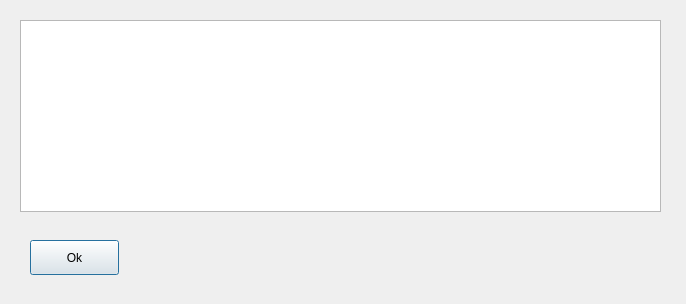
The window that GUI/GUIWorkersList.ui (x64joxer/Checkers) describes before a commit, drawn with Qt 5.
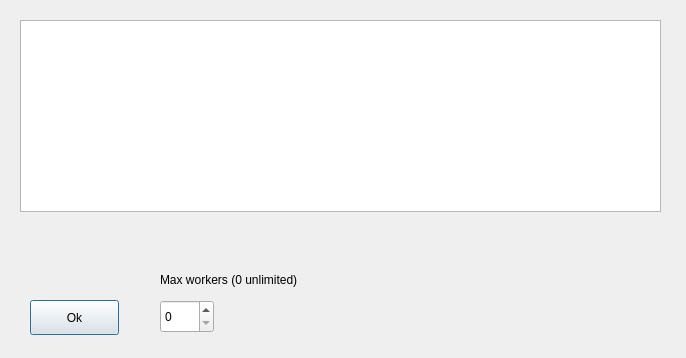
The same window after the commit.

Diff of the .ui file:
```diff
--- a/GUI/GUIWorkersList.ui
+++ b/GUI/GUIWorkersList.ui
@@ -7,7 +7,7 @@
     <x>0</x>
     <y>0</y>
     <width>686</width>
-    <height>304</height>
+    <height>358</height>
    </rect>
   </property>
   <property name="windowTitle">
@@ -27,7 +27,7 @@
    <property name="geometry">
     <rect>
      <x>30</x>
-     <y>240</y>
+     <y>300</y>
      <width>89</width>
      <height>35</height>
     </rect>
@@ -36,6 +36,35 @@
     <string>Ok</string>
    </property>
   </widget>
+  <widget class="QSpinBox" name="spinBoxMaxWorkers">
+   <property name="geometry">
+    <rect>
+     <x>160</x>
+     <y>300</y>
+     <width>54</width>
+     <height>33</height>
+    </rect>
+   </property>
+   <property name="prefix">
+    <string/>
+   </property>
+   <property name="maximum">
+    <number>99999</number>
+   </property>
+  </widget>
+  <widget class="QLabel" name="labelMaxWorkers">
+   <property name="geometry">
+    <rect>
+     <x>160</x>
+     <y>270</y>
+     <width>161</width>
+     <height>19</height>
+    </rect>
+   </property>
+   <property name="text">
+    <string>Max workers (0 unlimited)</string>
+   </property>
+  </widget>
  </widget>
  <resources/>
  <connections/>
```
